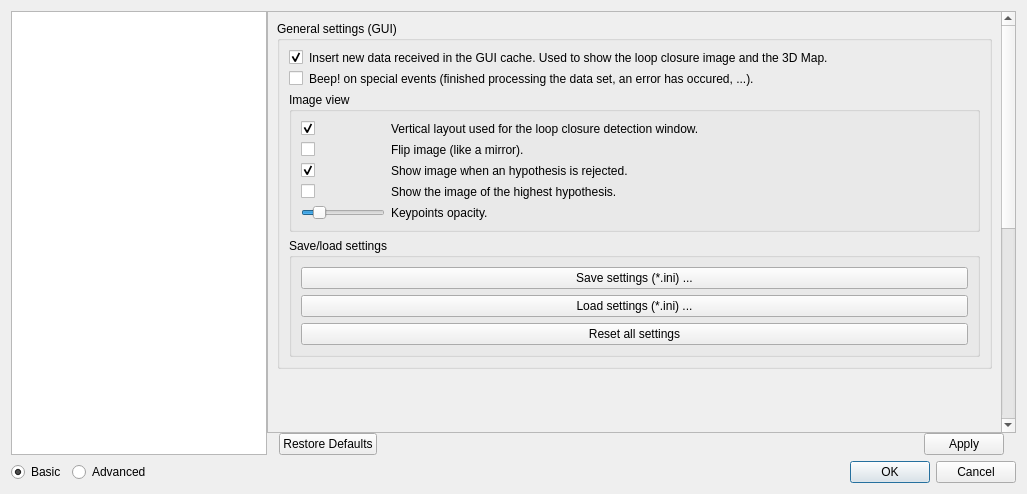
The window that guilib/src/ui/preferencesDialog.ui (introlab/rtabmap) describes before a commit, drawn with Qt 5.
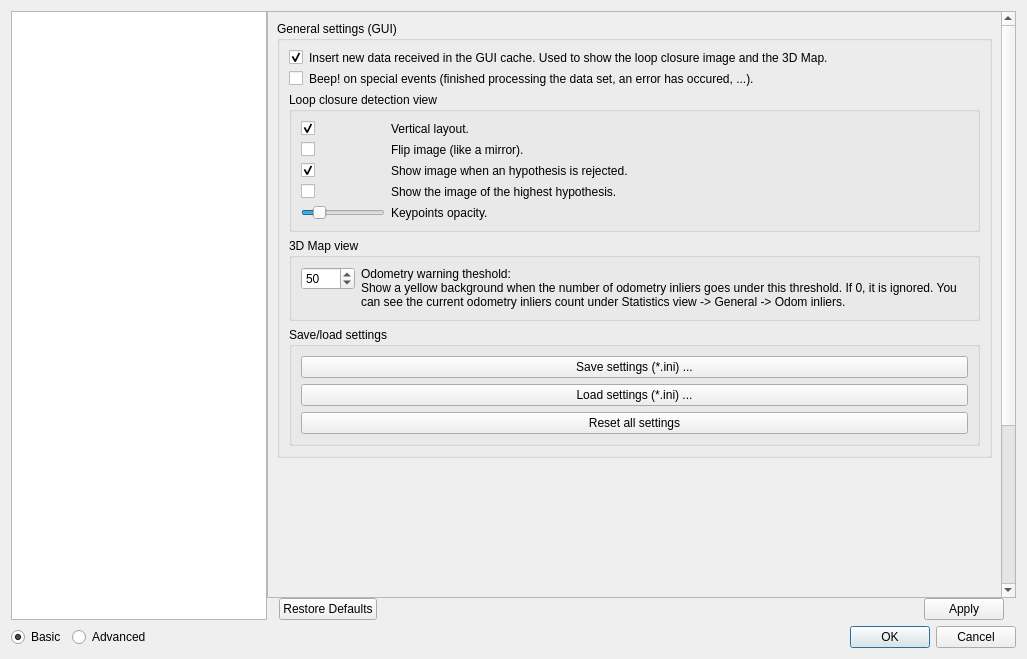
The same window after the commit. The open tabs and pages were chosen to show the change. Icons and pictures are not drawn. Custom widgets are drawn as their Qt base class.

Commit message: Added a quality odometry threshold, turning the background yellow when the mapping area has too low features

What changed in the file:
```diff
--- a/guilib/src/ui/preferencesDialog.ui
+++ b/guilib/src/ui/preferencesDialog.ui
@@ -7,7 +7,7 @@
     <x>0</x>
     <y>0</y>
     <width>1027</width>
-    <height>494</height>
+    <height>659</height>
    </rect>
   </property>
   <property name="sizePolicy">
@@ -64,8 +64,8 @@
            <rect>
             <x>0</x>
             <y>0</y>
-            <width>724</width>
-            <height>1076</height>
+            <width>729</width>
+            <height>823</height>
            </rect>
           </property>
           <layout class="QVBoxLayout" name="verticalLayout_16">
@@ -143,12 +143,9 @@
                     <item>
                      <widget class="QGroupBox" name="groupBox_5">
                       <property name="title">
-                       <string>Image view</string>
+                       <string>Loop closure detection view</string>
                       </property>
                       <layout class="QFormLayout" name="formLayout_12">
-                       <property name="fieldGrowthPolicy">
-                        <enum>QFormLayout::AllNonFixedFieldsGrow</enum>
-                       </property>
                        <item row="1" column="0">
                         <widget class="QCheckBox" name="checkBox_imageFlipped">
                          <property name="text">
@@ -235,7 +232,7 @@
                        <item row="0" column="1">
                         <widget class="QLabel" name="label_70">
                          <property name="text">
-                          <string>Vertical layout used for the loop closure detection window.</string>
+                          <string>Vertical layout.</string>
                          </property>
                          <property name="wordWrap">
                           <bool>false</bool>
@@ -255,6 +252,36 @@
                       </layout>
                      </widget>
                     </item>
+                    <item>
+                     <widget class="QGroupBox" name="groupBox">
+                      <property name="title">
+                       <string>3D Map view</string>
+                      </property>
+                      <layout class="QFormLayout" name="formLayout_23">
+                       <item row="0" column="0">
+                        <widget class="QSpinBox" name="spinBox_odomQualityWarnThr">
+                         <property name="maximum">
+                          <number>9999</number>
+                         </property>
+                         <property name="value">
+                          <number>50</number>
+                         </property>
+                        </widget>
+                       </item>
+                       <item row="0" column="1">
+                        <widget class="QLabel" name="label_86">
+                         <property name="text">
+                          <string>Odometry warning theshold:
+Show a yellow background when the number of odometry inliers goes under this threshold. If 0, it is ignored. You can see the current odometry inliers count under Statistics view -&gt; General -&gt; Odom inliers.</string>
+                         </property>
+                         <property name="wordWrap">
+                          <bool>true</bool>
+                         </property>
+                        </widget>
+                       </item>
+                      </layout>
+                     </widget>
+                    </item>
                     <item>
                      <widget class="QGroupBox" name="groupBox_2">
                       <property name="title">
```
Left out of the diff: 40 changed lines with no effect on the pictures. The commit also changes 11 other files.
